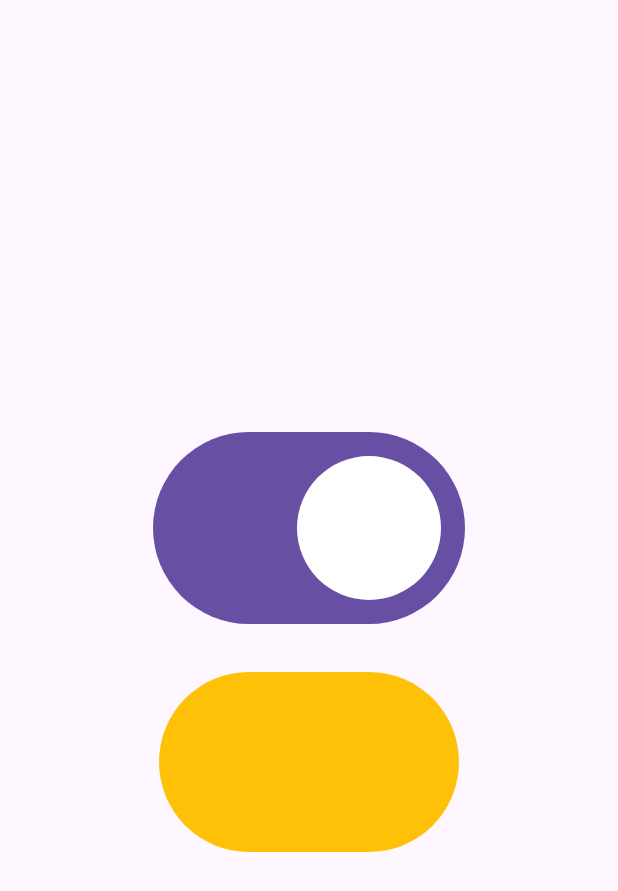
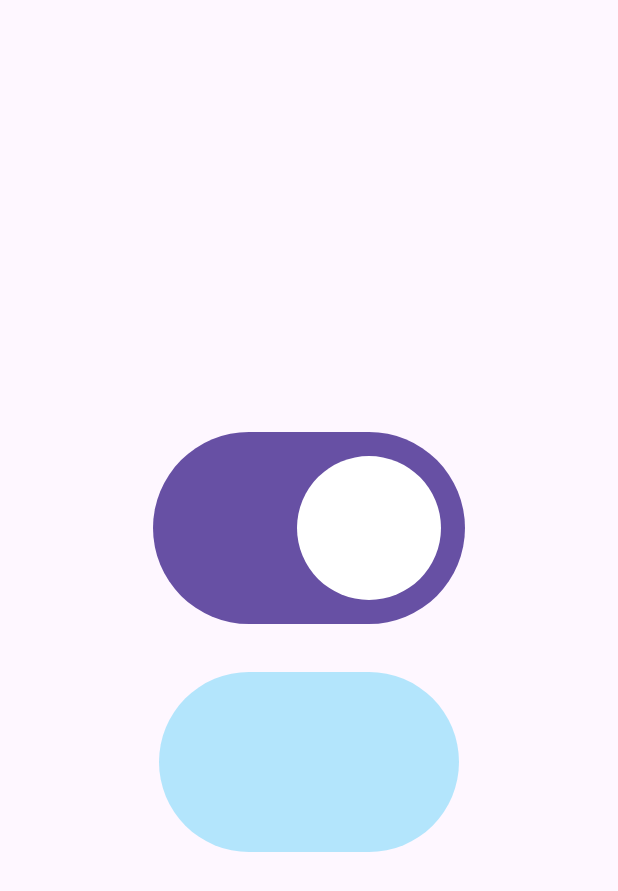
Before and after one commit to lowy-10pines/charla-que-tan-dificil-puede-ser, a Flutter app: the screen it shows after launch, on a phone screen of 412 x 824 dp. Shown: the top 891 px of the screen. Run offline on Flutter 3.47's test engine with Material 2 defaults, Android fonts, the phone set to English and light mode, and no system bars.

Commit message:
Background

```diff
--- a/lib/fancy_switch.dart
+++ b/lib/fancy_switch.dart
@@ -1,3 +1,4 @@
+import 'package:fancy_switch/widget/background.dart';
 import 'package:flutter/material.dart';
 
 class FancySwitch extends StatefulWidget {
@@ -59,7 +60,10 @@ class _FancySwitchState extends State<FancySwitch>
           onTap: () {
             widget.onChanged.call(!widget.value);
           },
-          child: ColoredBox(color: Colors.amber),
+          child: Background(
+            animation: curvedAnimation,
+            child: Stack(children: []),
+          ),
         ),
       ),
     );
--- /dev/null
+++ b/lib/widget/background.dart
@@ -0,0 +1,20 @@
+import 'package:flutter/material.dart';
+
+class Background extends StatelessWidget {
+  final Widget child;
+  final Animation<double> animation;
+  const Background({super.key, required this.child, required this.animation});
+
+  DecorationTween get backgroundAnimationTween => DecorationTween(
+        begin: const BoxDecoration(color: Color(0xFF050357)),
+        end: const BoxDecoration(color: Color(0xFFB3E5FC)),
+      );
+
+  @override
+  Widget build(BuildContext context) {
+    return DecoratedBoxTransition(
+      decoration: backgroundAnimationTween.animate(animation),
+      child: child,
+    );
+  }
+}
```
